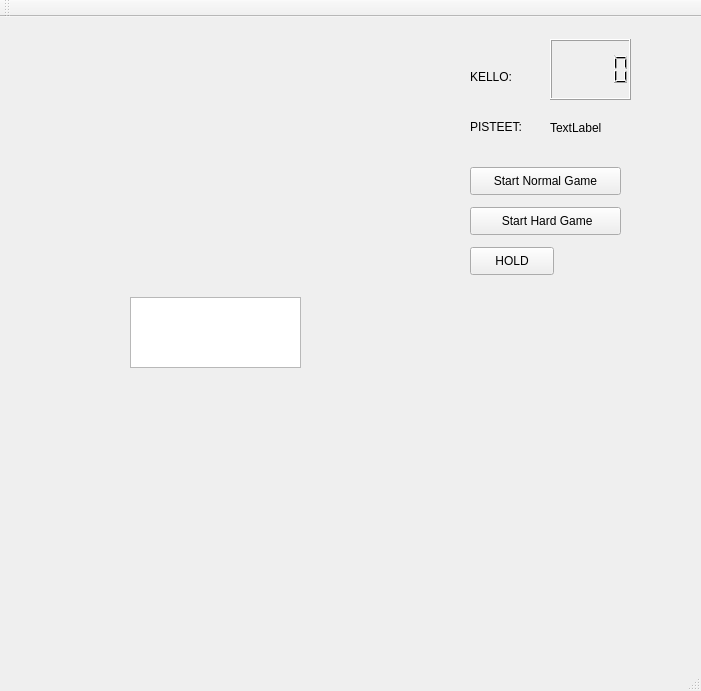
The window that student/13/tetris/mainwindow.ui (mqjuha/School_projects) describes before a commit, drawn with Qt 5.
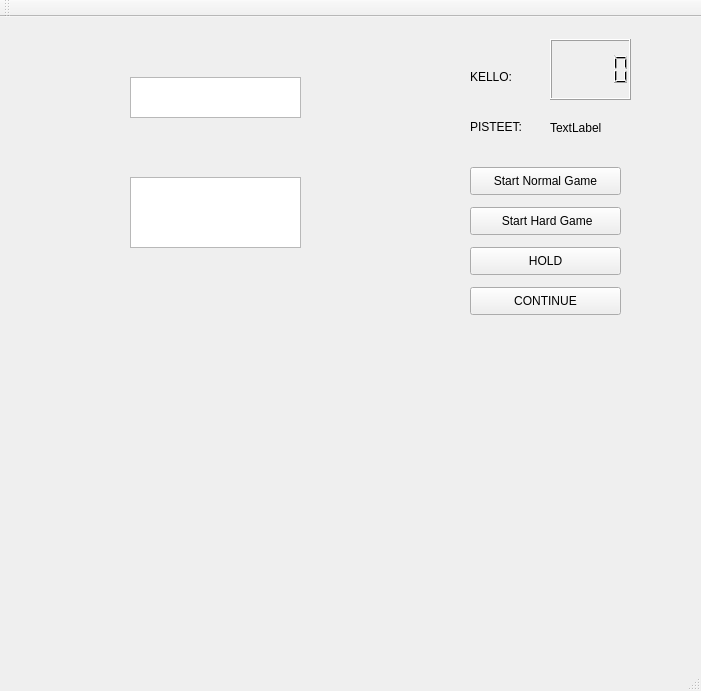
The same window after the commit.

Commit message: voiton tarkastelu eli is_game_over funktio ja continue napin luonti

Patch:
```diff
--- a/student/13/tetris/mainwindow.ui
+++ b/student/13/tetris/mainwindow.ui
@@ -18,7 +18,7 @@
     <property name="geometry">
      <rect>
       <x>130</x>
-      <y>280</y>
+      <y>160</y>
       <width>171</width>
       <height>71</height>
      </rect>
@@ -81,7 +81,7 @@
      <rect>
       <x>470</x>
       <y>230</y>
-      <width>84</width>
+      <width>151</width>
       <height>28</height>
      </rect>
     </property>
@@ -112,6 +112,29 @@
      <string>KELLO:</string>
     </property>
    </widget>
+   <widget class="QTextBrowser" name="gameOverBrowser">
+    <property name="geometry">
+     <rect>
+      <x>130</x>
+      <y>60</y>
+      <width>171</width>
+      <height>41</height>
+     </rect>
+    </property>
+   </widget>
+   <widget class="QPushButton" name="continueButton">
+    <property name="geometry">
+     <rect>
+      <x>470</x>
+      <y>270</y>
+      <width>151</width>
+      <height>28</height>
+     </rect>
+    </property>
+    <property name="text">
+     <string>CONTINUE</string>
+    </property>
+   </widget>
   </widget>
   <widget class="QMenuBar" name="menuBar">
    <property name="geometry">
```
The commit also changes 2 other files.
